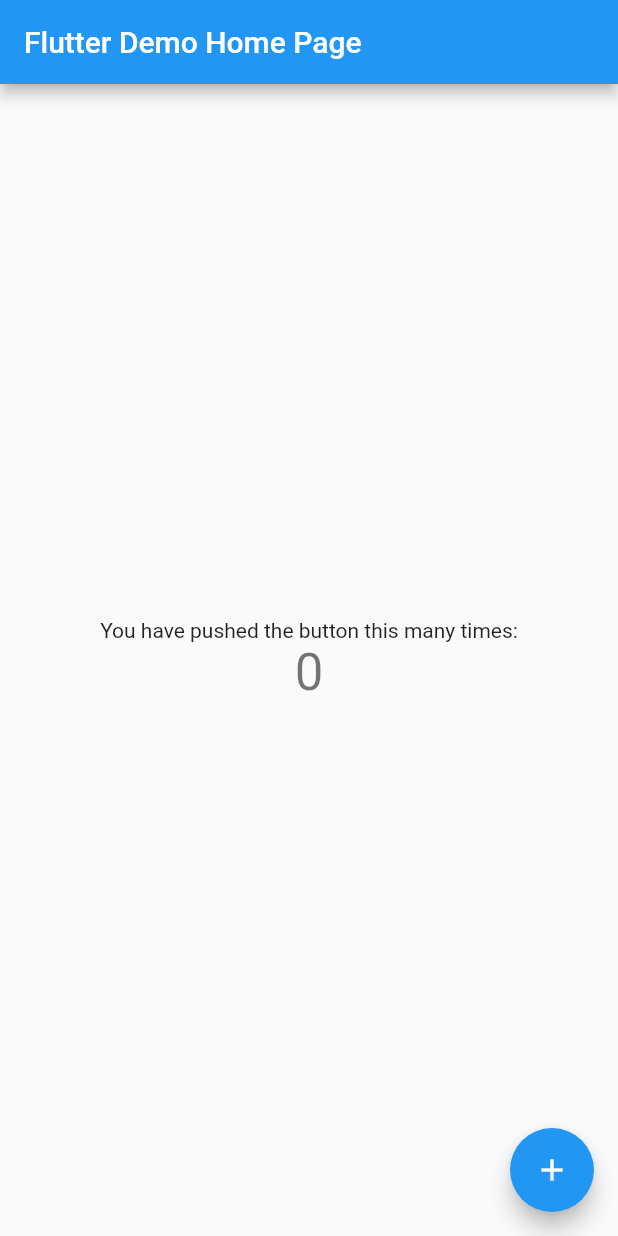
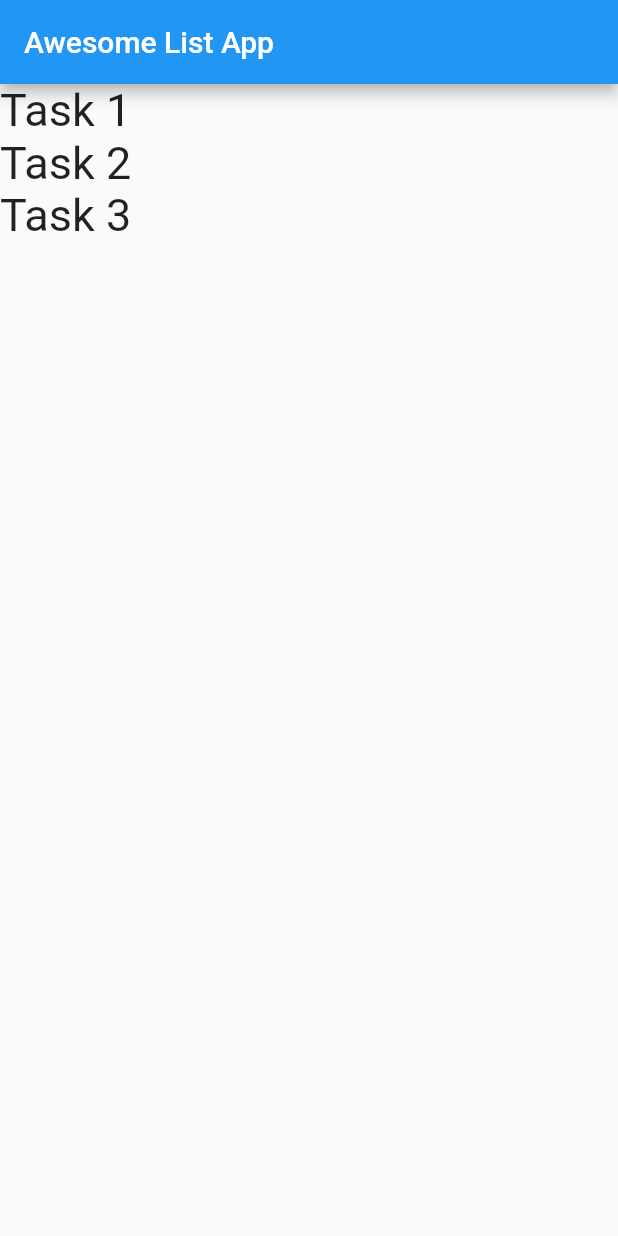
Before and after one commit to kamiliazainal/flutter-note-app, a Flutter app: the screen it shows after launch, on a phone screen of 412 x 824 dp. Run offline on Flutter 3.47's test engine with Material 2 defaults, Android fonts, the phone set to English and light mode, and no system bars.

Commit message:
create home screen

```diff
--- a/lib/main.dart
+++ b/lib/main.dart
@@ -1,113 +1,19 @@
 import 'package:flutter/material.dart';
+import 'package:flutter_note/screen/home.screen.dart';
 
 void main() {
   runApp(MyApp());
 }
 
 class MyApp extends StatelessWidget {
-  // This widget is the root of your application.
   @override
   Widget build(BuildContext context) {
     return MaterialApp(
       title: 'Flutter Demo',
       theme: ThemeData(
-        // This is the theme of your application.
-        //
-        // Try running your application with "flutter run". You'll see the
-        // application has a blue toolbar. Then, without quitting the app, try
-        // changing the primarySwatch below to Colors.green and then invoke
-        // "hot reload" (press "r" in the console where you ran "flutter run",
-        // or simply save your changes to "hot reload" in a Flutter IDE).
-        // Notice that the counter didn't reset back to zero; the application
-        // is not restarted.
         primarySwatch: Colors.blue,
       ),
-      home: MyHomePage(title: 'Flutter Demo Home Page'),
+      home: HomeScreen()
     );
   }
 }
-
-class MyHomePage extends StatefulWidget {
-  MyHomePage({Key? key, required this.title}) : super(key: key);
-
-  // This widget is the home page of your application. It is stateful, meaning
-  // that it has a State object (defined below) that contains fields that affect
-  // how it looks.
-
-  // This class is the configuration for the state. It holds the values (in this
-  // case the title) provided by the parent (in this case the App widget) and
-  // used by the build method of the State. Fields in a Widget subclass are
-  // always marked "final".
-
-  final String title;
-
-  @override
-  _MyHomePageState createState() => _MyHomePageState();
-}
-
-class _MyHomePageState extends State<MyHomePage> {
-  int _counter = 0;
-
-  void _incrementCounter() {
-    setState(() {
-      // This call to setState tells the Flutter framework that something has
-      // changed in this State, which causes it to rerun the build method below
-      // so that the display can reflect the updated values. If we changed
-      // _counter without calling setState(), then the build method would not be
-      // called again, and so nothing would appear to happen.
-      _counter++;
-    });
-  }
-
-  @override
-  Widget build(BuildContext context) {
-    // This method is rerun every time setState is called, for instance as done
-    // by the _incrementCounter method above.
-    //
-    // The Flutter framework has been optimized to make rerunning build methods
-    // fast, so that you can just rebuild anything that needs updating rather
-    // than having to individually change instances of widgets.
-    return Scaffold(
-      appBar: AppBar(
-        // Here we take the value from the MyHomePage object that was created by
-        // the App.build method, and use it to set our appbar title.
-        title: Text(widget.title),
-      ),
-      body: Center(
-        // Center is a layout widget. It takes a single child and positions it
-        // in the middle of the parent.
-        child: Column(
-          // Column is also a layout widget. It takes a list of children and
-          // arranges them vertically. By default, it sizes itself to fit its
-          // children horizontally, and tries to be as tall as its parent.
-          //
-          // Invoke "debug painting" (press "p" in the console, choose the
-          // "Toggle Debug Paint" action from the Flutter Inspector in Android
-          // Studio, or the "Toggle Debug Paint" command in Visual Studio Code)
-          // to see the wireframe for each widget.
-          //
-          // Column has various properties to control how it sizes itself and
-          // how it positions its children. Here we use mainAxisAlignment to
-          // center the children vertically; the main axis here is the vertical
-          // axis because Columns are vertical (the cross axis would be
-          // horizontal).
-          mainAxisAlignment: MainAxisAlignment.center,
-          children: <Widget>[
-            Text(
-              'You have pushed the button this many times:',
-            ),
-            Text(
-              '$_counter',
-              style: Theme.of(context).textTheme.headline4,
-            ),
-          ],
-        ),
-      ),
-      floatingActionButton: FloatingActionButton(
-        onPressed: _incrementCounter,
-        tooltip: 'Increment',
-        child: Icon(Icons.add),
-      ), // This trailing comma makes auto-formatting nicer for build methods.
-    );
-  }
-}
--- /dev/null
+++ b/lib/screen/home.screen.dart
@@ -0,0 +1,40 @@
+import 'package:flutter/material.dart';
+
+class HomeScreen extends StatelessWidget {
+  @override
+  Widget build(BuildContext context) {
+    return Scaffold(
+      // backgroundColor: Colors.amber,
+      appBar: AppBar(
+        title: Text('Awesome List App'),
+      ),
+    body: Column(
+      children: List.generate(
+        taskList.length,
+          (index) {
+          return CustomText(text: taskList[index]);
+          }
+      )
+    ),
+    );
+  }
+}
+
+class CustomText extends StatelessWidget {
+  final String text;
+
+  CustomText({required this.text});
+  @override
+  Widget build(BuildContext context) {
+    return Text(
+      text,
+      style: TextStyle(fontSize: 30),
+    );
+  }
+}
+
+List<String> taskList = [
+  'Task 1',
+  'Task 2',
+  'Task 3',
+];
```
